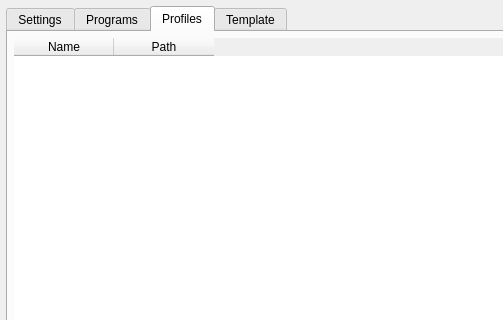
This is src/configdialog.ui in IJHack/QtPass as Qt 5 draws it before an edit; both pictures show x 0 to 503 and y 0 to 320 of the 659 by 728 pixel window. The edited form follows.
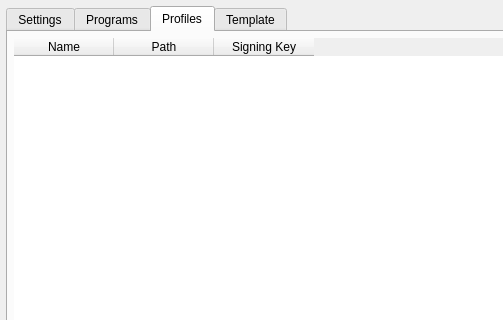
This is the edited form. The open tabs and pages were chosen to show the change. Icons and pictures are not drawn.

Commit message: Add pass store signing key feature

What changed in the file:
```diff
--- a/src/configdialog.ui
+++ b/src/configdialog.ui
@@ -913,6 +913,11 @@
            <string>Path</string>
           </property>
          </column>
+         <column>
+          <property name="text">
+           <string>Signing Key</string>
+          </property>
+         </column>
         </widget>
        </item>
        <item>
```
The commit also changes 9 other files.
